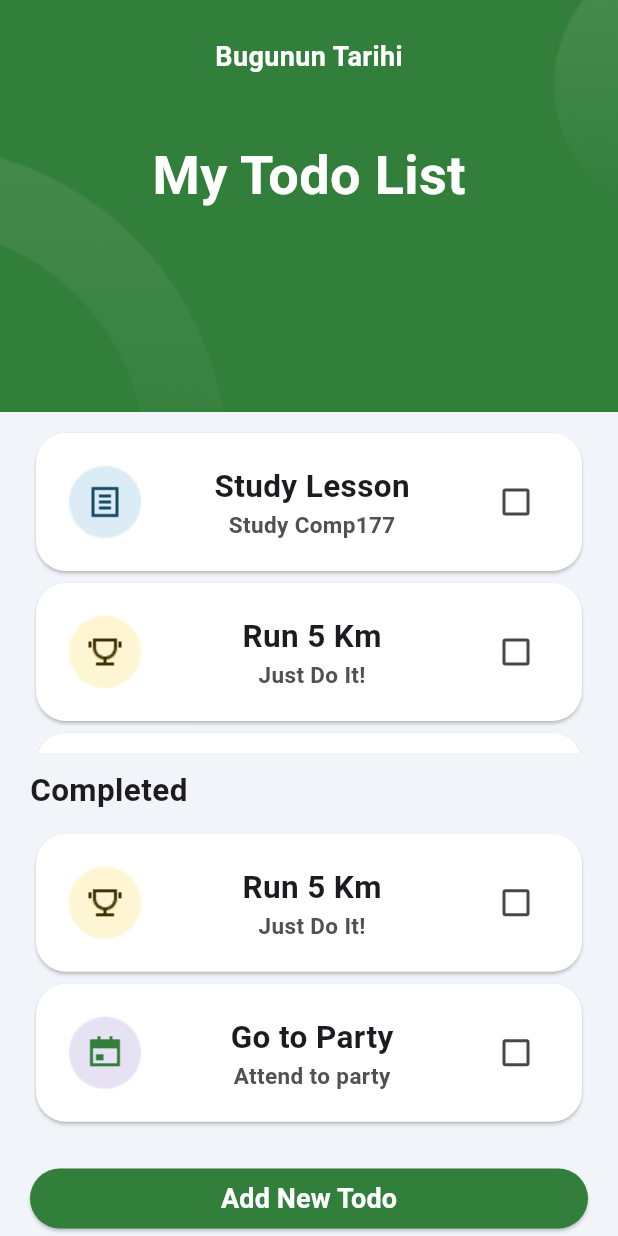
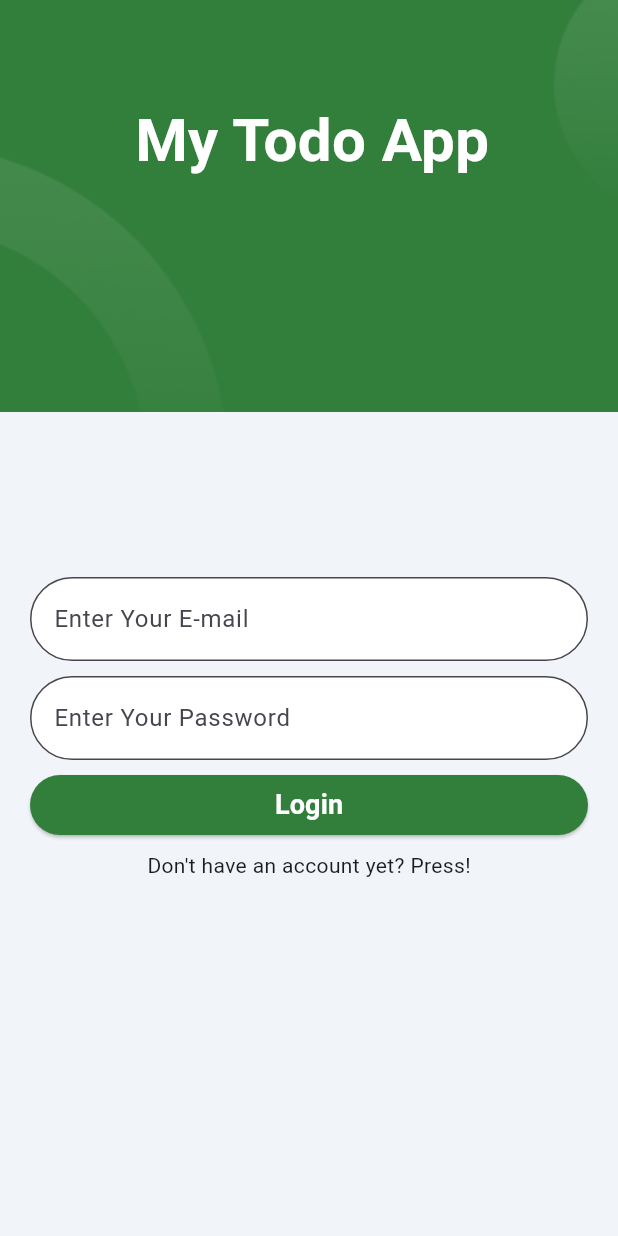
Before and after one commit to Limtotage/flutter_todo_app, a Flutter app: the screen it shows after launch, on a phone screen of 412 x 824 dp. Run offline on Flutter 3.47's test engine with Material 3 defaults, Android fonts, the phone set to English and light mode, and no system bars; our stand-ins replace cloud_firestore, firebase_auth, firebase_core, hexcolor; accounts and stored records are empty.

```diff
--- a/lib/customItems/gesture_icon_items.dart
+++ b/lib/customItems/gesture_icon_items.dart
@@ -15,10 +15,6 @@ class GestureIconsItem extends StatefulWidget {
 }
 
 class _GestureIconsItemState extends State<GestureIconsItem> {
-  TaskType retype(TaskType res) {
-    return res;
-  }
-
   @override
   Widget build(BuildContext context) {
     return GestureDetector(
--- /dev/null
+++ b/lib/customItems/login_page_header.dart
@@ -0,0 +1,33 @@
+import 'package:flutter/material.dart';
+
+class LoginHeader extends StatefulWidget {
+  const LoginHeader({super.key});
+
+  @override
+  State<LoginHeader> createState() => _LoginHeaderState();
+}
+
+class _LoginHeaderState extends State<LoginHeader> {
+  @override
+  Widget build(BuildContext context) {
+    double deviceHeight = MediaQuery.of(context).size.height;
+    double deviceWidth = MediaQuery.of(context).size.width;
+    return Container(
+        decoration: const BoxDecoration(
+          color: Colors.green,
+          image: DecorationImage(
+              image: AssetImage("lib/assets/images/greenHeader.png"),
+              fit: BoxFit.cover),
+        ),
+        width: deviceWidth,
+        height: deviceHeight / 3,
+        child: Padding(
+          padding: EdgeInsets.fromLTRB(90, 65, 0, 0),
+          child: Text(
+            "My Todo App",
+            style: TextStyle(
+                color: Colors.white, fontSize: 40, fontWeight: FontWeight.bold),
+          ),
+        ));
+  }
+}
--- a/lib/main.dart
+++ b/lib/main.dart
@@ -1,7 +1,10 @@
+import 'package:firebase_auth/firebase_auth.dart';
 import 'package:flutter/material.dart';
 import 'package:firebase_core/firebase_core.dart';
 import 'package:flutter_todo_app/screens/home.dart';
+import 'package:flutter_todo_app/screens/login_register_page.dart';
 //import 'package:flutter_todo_app/screens/login_register_page.dart';
+import "package:flutter_todo_app/services/auth.dart";
 import 'firebase_options.dart';
 
 void main() async {
@@ -23,9 +26,18 @@ class _MyAppState extends State<MyApp> {
   bool isChecked = false;
   @override
   Widget build(BuildContext context) {
+    Auth authService = Auth();
     return MaterialApp(
         debugShowCheckedModeBanner: false,
-        home: HomeScreen() //home: const LoginRagistePage(),
+        home: StreamBuilder<User?>(
+            stream: authService.authStateChanges,
+            builder: (context, snapshot) {
+              if (snapshot.hasData) {
+                return HomeScreen();
+              } else {
+                return LoginRagisterPage();
+              }
+            }) //home: const LoginRagistePage(),
         );
   }
 }
--- a/lib/model/task.dart
+++ b/lib/model/task.dart
@@ -1,12 +1,10 @@
-import 'package:flutter_todo_app/constants/task_type.dart';
-
 class Task {
   Task(
       {required this.type,
       required this.title,
       required this.description,
       required this.isCompleted});
-  final TaskType type;
+  final String type;
   final String title;
   final String description;
   bool isCompleted;
--- a/lib/screens/home.dart
+++ b/lib/screens/home.dart
@@ -1,11 +1,13 @@
+import 'package:cloud_firestore/cloud_firestore.dart';
 import 'package:flutter/material.dart';
 import 'package:flutter_todo_app/constants/color.dart';
-import 'package:flutter_todo_app/constants/task_type.dart';
 import 'package:flutter_todo_app/customItems/custom_button.dart';
 import 'package:flutter_todo_app/customItems/header_item.dart';
 import 'package:flutter_todo_app/customItems/todo_item.dart';
 import 'package:flutter_todo_app/model/task.dart';
 import 'package:flutter_todo_app/screens/add_new_task.dart';
+import 'package:flutter_todo_app/services/auth.dart';
+import 'package:flutter_todo_app/services/firestore.dart';
 import 'package:hexcolor/hexcolor.dart';
 
 class HomeScreen extends StatefulWidget {
@@ -16,44 +18,11 @@ class HomeScreen extends StatefulWidget {
 }
 
 class _HomeScreenState extends State<HomeScreen> {
-  List<Task> todo = [
-    Task(
-        type: TaskType.note,
-        title: "Study Lesson",
-        description: "Study Comp177",
-        isCompleted: false),
-    Task(
-        type: TaskType.goal,
-        title: "Run 5 Km",
-        description: "Just Do It!",
-        isCompleted: false),
-    Task(
-        type: TaskType.calendar,
-        title: "Go to Party",
-        description: "Attend to party",
-        isCompleted: false),
-  ];
-  List<Task> todoCompleted = [
-    Task(
-        type: TaskType.goal,
-        title: "Run 5 Km",
-        description: "Just Do It!",
-        isCompleted: false),
-    Task(
-        type: TaskType.calendar,
-        title: "Go to Party",
-        description: "Attend to party",
-        isCompleted: false),
-  ];
-  void addNewTask(Task newTask) {
-    setState(() {
-      todo.add(newTask);
-    });
-  }
-
   @override
   Widget build(BuildContext context) {
+    Auth firebaseAuth = Auth();
     double deviceWidth = MediaQuery.of(context).size.width;
+    FirestoreService fire = FirestoreService();
 
     return MaterialApp(
       home: SafeArea(
@@ -62,20 +31,41 @@ class _HomeScreenState extends State<HomeScreen> {
           body: Column(
             children: [
               //Header
-              Headeritem(),
+              Headeritem(onTap: () {
+                firebaseAuth.userLogout();
+              }),
               //Top Column
               Expanded(
                 child: Padding(
                   padding: const EdgeInsets.fromLTRB(20, 10, 20, 10),
                   child: SingleChildScrollView(
-                      child: ListView.builder(
+                      child: StreamBuilder<QuerySnapshot>(
+                          stream: fire.getUserUnCompletedTodos(),
+                          builder: (context, snapshot) {
+                            if (!snapshot.hasData) {
+                              return CircularProgressIndicator();
+                            }
+                            final todos = snapshot.data!.docs;
+
+                            return ListView.builder(
                               primary: false,
                               shrinkWrap: true,
-                    itemCount: todo.length,
+                              itemCount: todos.length,
                               itemBuilder: (context, index) {
-                      return Todoitem(task: todo[index]);
+                                final todo = todos[index];
+                                Task task = Task(
+                                    description: todo["description"],
+                                    isCompleted: false,
+                                    title: todo["title"],
+                                    type: todo["iconType"]);
+                                return Todoitem(
+                                  docId: todo.id,
+                                  task: task,
+                                  completed: todo["completed"],
+                                );
                               },
-                  )),
+                            );
+                          })),
                 ),
               ),
               //Completed Text
@@ -93,14 +83,32 @@ class _HomeScreenState extends State<HomeScreen> {
                 child: Padding(
                   padding: const EdgeInsets.fromLTRB(20, 10, 20, 10),
                   child: SingleChildScrollView(
-                      child: ListView.builder(
+                      child: StreamBuilder<QuerySnapshot>(
+                          stream: fire.getUserCompletedTodos(),
+                          builder: (context, snapshot) {
+                            if (!snapshot.hasData) {
+                              return CircularProgressIndicator();
+                            }
+                            final completedTodos = snapshot.data!.docs;
+                            return ListView.builder(
                               primary: false,
                               shrinkWrap: true,
-                    itemCount: todoCompleted.length,
+                              itemCount: completedTodos.length,
                               itemBuilder: (context, index) {
-                      return Todoitem(task: todoCompleted[index]);
+                                final completedTodo = completedTodos[index];
+                                Task completedTask = Task(
+                                    description: completedTodo["description"],
+                                    isCompleted: false,
+                                    title: completedTodo["title"],
+                                    type: completedTodo["iconType"]);
+                                return Todoitem(
+                                  docId: completedTodo.id,
+                                  task: completedTask,
+                                  completed: completedTodo["completed"],
+                                );
                               },
-                  )),
+                            );
+                          })),
                 ),
               ),
               //New task button
@@ -114,9 +122,7 @@ class _HomeScreenState extends State<HomeScreen> {
                     textColor: Colors.white,
                     onPressed: () {
                       Navigator.of(context).push(MaterialPageRoute(
-                        builder: (context) => AddNewTaskScreen(
-                          addNewTask: (newTask) => addNewTask(newTask),
-                        ),
+                        builder: (context) => AddNewTaskScreen(),
                       ));
                     }),
               )
--- a/lib/screens/login_register_page.dart
+++ b/lib/screens/login_register_page.dart
@@ -1,30 +1,45 @@
 import 'package:firebase_auth/firebase_auth.dart';
 import 'package:flutter/material.dart';
-import 'package:flutter_todo_app/screens/home.dart';
+import 'package:flutter_todo_app/constants/color.dart';
+import 'package:flutter_todo_app/customItems/custom_button.dart';
+import 'package:flutter_todo_app/customItems/login_page_header.dart';
 import 'package:flutter_todo_app/services/auth.dart';
+import 'package:hexcolor/hexcolor.dart';
 
-class LoginRagistePage extends StatefulWidget {
-  const LoginRagistePage({super.key});
+class LoginRagisterPage extends StatefulWidget {
+  const LoginRagisterPage({super.key});
 
   @override
-  State<LoginRagistePage> createState() => _LoginRagistePageState();
+  State<LoginRagisterPage> createState() => _LoginRagisterPageState();
 }
 
-class _LoginRagistePageState extends State<LoginRagistePage> {
+class _LoginRagisterPageState extends State<LoginRagisterPage> {
   final TextEditingController emailController = TextEditingController();
   final TextEditingController passwordController = TextEditingController();
 
   bool isLogin = true;
   String? errorMessage;
 
+  void showMessage(String message, bool isError) {
+    ScaffoldMessenger.of(context).showSnackBar(
+      SnackBar(
+        backgroundColor: isError ? Colors.red : Colors.green,
+        duration: Duration(milliseconds: 700),
+        content: Text(message),
+      ),
+    );
+  }
+
   Future<void> createuser() async {
     try {
       await Auth().createUser(
           email: emailController.text, password: passwordController.text);
+      showMessage("Register Successful", false);
     } on FirebaseAuthException catch (e) {
       setState(() {
         errorMessage = e.message;
       });
+      showMessage("Register Error. Password or Email is invalid.", true);
     }
   }
 
@@ -32,56 +47,74 @@ class _LoginRagistePageState extends State<LoginRagistePage> {
     try {
       await Auth().userLogin(
           email: emailController.text, password: passwordController.text);
-      //print(Auth().currentUser!.uid);
+      showMessage("Login Successful", false);
     } on FirebaseAuthException catch (e) {
       setState(() {
         errorMessage = e.message;
       });
+      showMessage("Login Error. Password or Email is incorrect.", true);
     }
   }
 
   @override
   Widget build(BuildContext context) {
-    return Scaffold(
-      body: Padding(
-        padding: EdgeInsets.symmetric(horizontal: 20),
+    double deviceWidth = MediaQuery.of(context).size.width;
+
+    return SafeArea(
+      child: Scaffold(
+          backgroundColor: HexColor(backGroundColor),
+          body: SingleChildScrollView(
             child: Column(
-          mainAxisAlignment: MainAxisAlignment.center,
-          crossAxisAlignment: CrossAxisAlignment.center,
+              spacing: 10,
               children: [
-            TextField(
+                Padding(
+                  padding: const EdgeInsets.only(bottom: 100.0),
+                  child: LoginHeader(),
+                ),
+                Padding(
+                  padding: const EdgeInsets.symmetric(horizontal: 20),
+                  child: TextField(
                     controller: emailController,
-              decoration: const InputDecoration(
+                    decoration: InputDecoration(
+                      fillColor: Colors.white,
+                      filled: true,
+                      border: OutlineInputBorder(
+                        borderSide: BorderSide(color: Colors.grey, width: 5),
+                        borderRadius: BorderRadius.circular(30),
+                      ),
                       hintText: "Enter Your E-mail",
-                border: OutlineInputBorder(),
                     ),
                   ),
-            TextField(
+                ),
+                Padding(
+                  padding: const EdgeInsets.symmetric(horizontal: 20),
+                  child: TextField(
                     controller: passwordController,
                     obscureText: true,
-              decoration: const InputDecoration(
+                    decoration: InputDecoration(
+                      fillColor: Colors.white,
+                      filled: true,
+                      border: OutlineInputBorder(
+                        borderSide: BorderSide(color: Colors.grey, width: 5),
+                        borderRadius: BorderRadius.circular(30),
+                      ),
                       hintText: "Enter Your Password",
-                border: OutlineInputBorder(),
                     ),
                   ),
-            errorMessage != null
-                ? Text(errorMessage!)
-                : const SizedBox.shrink(),
-            ElevatedButton(
+                ),
+                CustomButtonItem(
+                    width: deviceWidth - 40,
+                    height: 40,
+                    text: isLogin ? "Login" : "Sign Up",
+                    color: Color(0xFF327E3B),
+                    textColor: Colors.white,
                     onPressed: () {
                       if (isLogin) {
                         userLogin();
-                    Navigator.of(context).push(MaterialPageRoute(
-                      builder: (context) => HomeScreen(),
-                    ));
                       } else {
                         createuser();
-                    Navigator.of(context).push(MaterialPageRoute(
-                      builder: (context) => HomeScreen(),
-                    ));
                       }
-                },
-                child: isLogin ? const Text("Login") : const Text("Sign Up")),
+                    }),
                 GestureDetector(
                     onTap: () {
                       setState(() {
@@ -93,7 +126,7 @@ class _LoginRagistePageState extends State<LoginRagistePage> {
                         : const Text("Already have an account? Press!")),
               ],
             ),
-      ),
+          )),
     );
   }
 }
--- a/pubspec.yaml
+++ b/pubspec.yaml
@@ -35,6 +35,7 @@ dependencies:
   # Use with the CupertinoIcons class for iOS style icons.
   cupertino_icons: ^1.0.8
   firebase_core: ^3.13.0
+  cloud_firestore: 5.6.7
   firebase_auth: ^5.5.2
   hexcolor: ^3.0.1
   http: ^1.3.0
```
Also changed, not shown: lib/customItems/add_new_task_header.dart (+17 -14 lines), lib/customItems/header_item.dart (+20 -2 lines), lib/customItems/todo_item.dart (+41 -14 lines), lib/screens/add_new_task.dart (+17 -10 lines), lib/services/firestore.dart (added, +61 -0 lines), lib/assets/images/back_button.png (added), 7 other files. Lines whose indentation alone changed are shown as unchanged.
